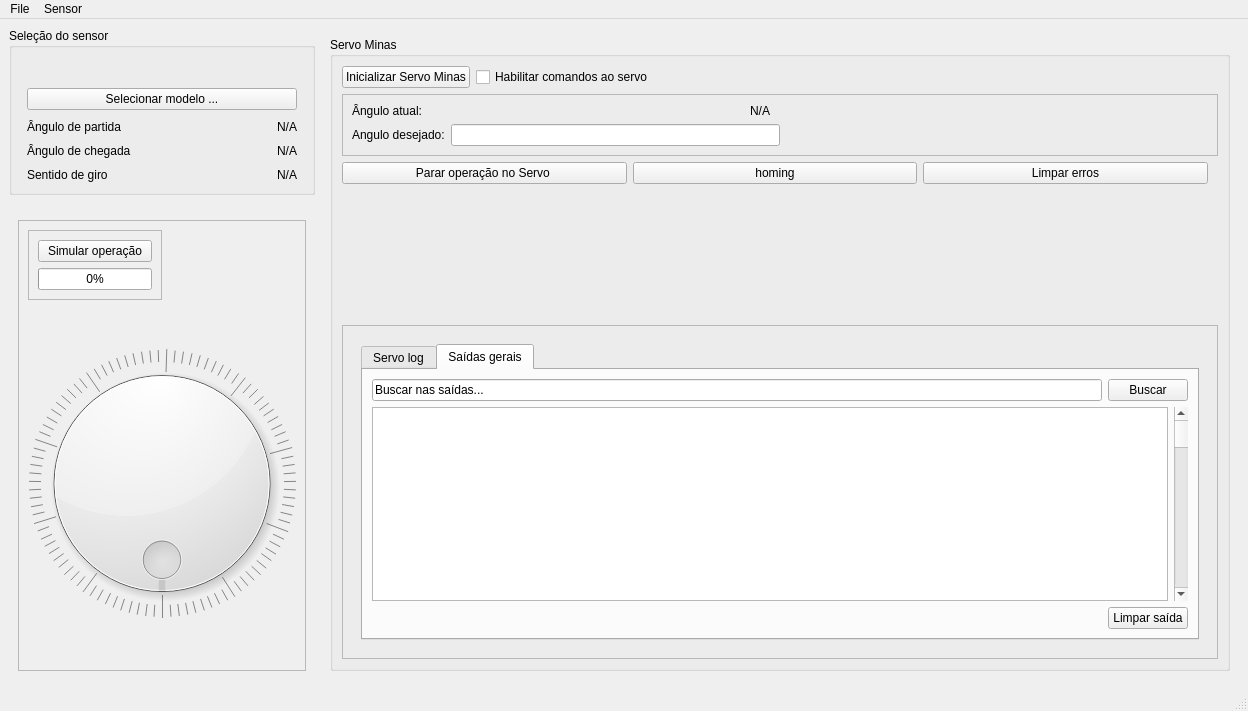
LucasDuarte026/QTMaat, file mainwindow.ui: the form before one commit.
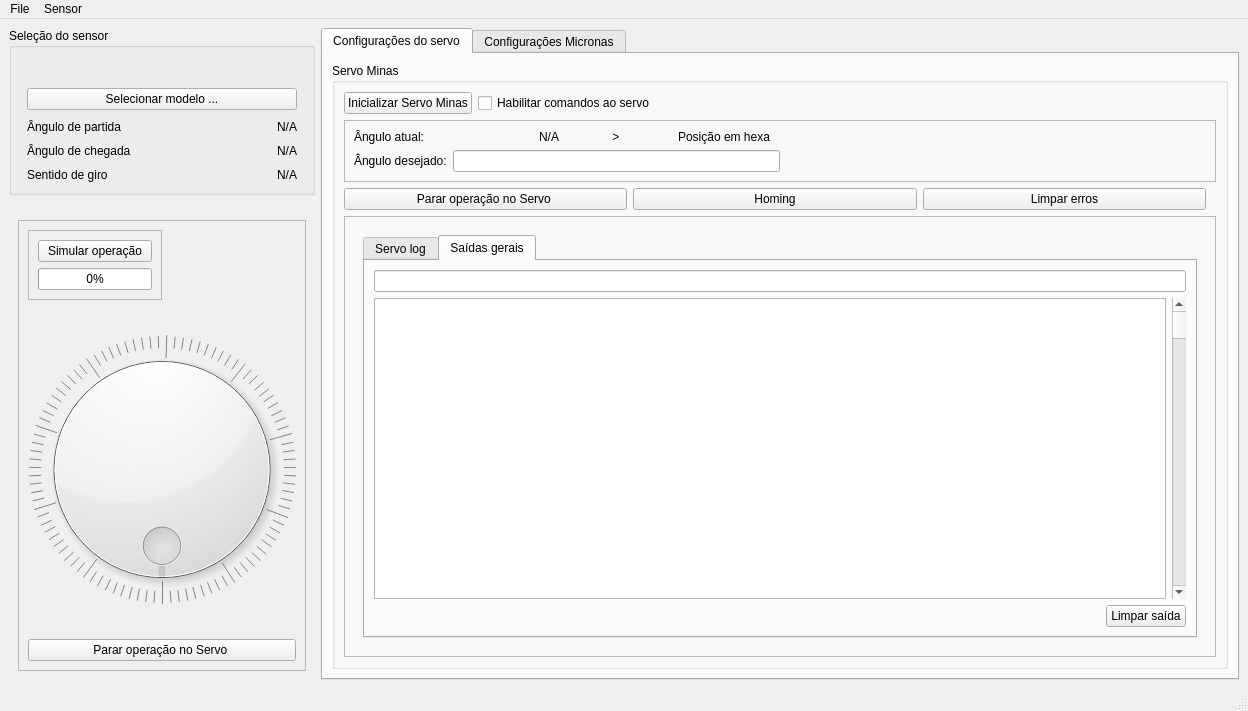
The form after the commit. The open tabs and pages were chosen to show the change. Icons and pictures are not drawn.

```diff
--- a/mainwindow.ui
+++ b/mainwindow.ui
@@ -187,7 +187,7 @@
            <property name="frameShadow">
             <enum>QFrame::Shadow::Raised</enum>
            </property>
-           <layout class="QVBoxLayout" name="verticalLayout_5" stretch="0,10">
+           <layout class="QVBoxLayout" name="verticalLayout_5" stretch="0,10,0">
             <item>
              <layout class="QVBoxLayout" name="verticalLayout_3" stretch="0">
               <item>
@@ -268,6 +268,13 @@
               </property>
              </widget>
             </item>
+            <item>
+             <widget class="QPushButton" name="disable_servo_button_2">
+              <property name="text">
+               <string>Parar operação no Servo </string>
+              </property>
+             </widget>
+            </item>
            </layout>
           </widget>
          </item>
@@ -277,9 +284,16 @@
      </layout>
     </item>
     <item>
-     <layout class="QVBoxLayout" name="right_tab" stretch="0">
+     <layout class="QVBoxLayout" name="verticalLayout_12">
       <item>
-       <widget class="QWidget" name="widget" native="true">
+       <widget class="QTabWidget" name="config_tag">
+        <property name="currentIndex">
+         <number>0</number>
+        </property>
+        <widget class="QWidget" name="servo_tab">
+         <attribute name="title">
+          <string>Configurações do servo</string>
+         </attribute>
         <layout class="QHBoxLayout" name="horizontalLayout_9">
          <item>
           <widget class="QGroupBox" name="groupBox">
@@ -331,7 +345,7 @@
                  <item>
                   <widget class="QLabel" name="label">
                    <property name="text">
-                    <string>Angulo desejado:</string>
+                     <string>Ângulo desejado:</string>
                    </property>
                   </widget>
                  </item>
@@ -355,7 +369,7 @@
                     </widget>
                    </item>
                    <item>
-                    <widget class="QLabel" name="actual_dial_degree">
+                     <widget class="QLabel" name="servo_angle_position">
                      <property name="cursor">
                       <cursorShape>PointingHandCursor</cursorShape>
                      </property>
@@ -370,6 +384,20 @@
                      </property>
                     </widget>
                    </item>
+                    <item alignment="Qt::AlignmentFlag::AlignHCenter">
+                     <widget class="QLabel" name="label_6">
+                      <property name="text">
+                       <string> &gt;</string>
+                      </property>
+                     </widget>
+                    </item>
+                    <item alignment="Qt::AlignmentFlag::AlignRight">
+                     <widget class="QLabel" name="servo_hex_position">
+                      <property name="text">
+                       <string>Posição em hexa</string>
+                      </property>
+                     </widget>
+                    </item>
                   </layout>
                  </item>
                 </layout>
@@ -411,7 +439,7 @@
                     <item>
                      <widget class="QPushButton" name="homing_button">
                       <property name="text">
-                       <string>homing</string>
+                        <string>Homing</string>
                       </property>
                      </widget>
                     </item>
@@ -430,21 +458,14 @@
               </item>
              </layout>
             </item>
-            <item>
-             <spacer name="verticalSpacer_2">
-              <property name="orientation">
-               <enum>Qt::Orientation::Vertical</enum>
-              </property>
-              <property name="sizeHint" stdset="0">
-               <size>
-                <width>20</width>
-                <height>40</height>
-               </size>
-              </property>
-             </spacer>
-            </item>
             <item>
              <widget class="QFrame" name="frame_2">
+               <property name="sizePolicy">
+                <sizepolicy hsizetype="Preferred" vsizetype="Expanding">
+                 <horstretch>0</horstretch>
+                 <verstretch>0</verstretch>
+                </sizepolicy>
+               </property>
               <property name="frameShape">
                <enum>QFrame::Shape::StyledPanel</enum>
               </property>
@@ -455,14 +476,14 @@
                <item>
                 <widget class="QWidget" name="logPlaceHolder" native="true">
                  <property name="sizePolicy">
-                  <sizepolicy hsizetype="Preferred" vsizetype="Maximum">
+                   <sizepolicy hsizetype="Preferred" vsizetype="Expanding">
                    <horstretch>0</horstretch>
                    <verstretch>0</verstretch>
                   </sizepolicy>
                  </property>
                  <layout class="QVBoxLayout" name="verticalLayout_9">
                   <item>
-                   <widget class="QTabWidget" name="log_tab">
+                    <widget class="QTabWidget" name="tab_general">
                     <property name="currentIndex">
                      <number>0</number>
                     </property>
@@ -476,7 +497,7 @@
                         <item>
                          <layout class="QHBoxLayout" name="horizontalLayout_11">
                           <item>
-                           <widget class="QLineEdit" name="search_line_log">
+                            <widget class="QLineEdit" name="filter_servo_log">
                             <property name="sizePolicy">
                              <sizepolicy hsizetype="MinimumExpanding" vsizetype="Fixed">
                               <horstretch>0</horstretch>
@@ -487,20 +508,13 @@
                              <string/>
                             </property>
                             <property name="text">
-                             <string extracomment="wadwd">Buscar no log do servo...</string>
+                              <string extracomment="wadwd"/>
                             </property>
                             <property name="echoMode">
                              <enum>QLineEdit::EchoMode::Normal</enum>
                             </property>
                             <property name="cursorPosition">
-                             <number>25</number>
-                            </property>
-                           </widget>
-                          </item>
-                          <item>
-                           <widget class="QPushButton" name="search_log_button">
-                            <property name="text">
-                             <string>Buscar</string>
+                              <number>0</number>
                             </property>
                            </widget>
                           </item>
@@ -509,7 +523,7 @@
                         <item>
                          <layout class="QHBoxLayout" name="horizontalLayout_10">
                           <item>
-                           <widget class="QTextEdit" name="log_screen"/>
+                            <widget class="QTextEdit" name="servo_log_screen"/>
                           </item>
                           <item>
                            <widget class="QScrollBar" name="log_scroll_bar">
@@ -541,16 +555,9 @@
                         <item>
                          <layout class="QHBoxLayout" name="horizontalLayout_12">
                           <item>
-                           <widget class="QLineEdit" name="general_log_text_edit">
+                            <widget class="QLineEdit" name="filter_general_log">
                             <property name="text">
-                             <string>Buscar nas saídas...</string>
-                            </property>
-                           </widget>
-                          </item>
-                          <item>
-                           <widget class="QPushButton" name="general_log_search_button">
-                            <property name="text">
-                             <string>Buscar</string>
+                              <string/>
                             </property>
                            </widget>
                           </item>
@@ -593,6 +600,12 @@
           </widget>
          </item>
         </layout>
+        </widget>
+        <widget class="QWidget" name="micronasTab">
+         <attribute name="title">
+          <string>Configurações Micronas</string>
+         </attribute>
+        </widget>
        </widget>
       </item>
      </layout>
```
Lines whose indentation alone changed are shown as unchanged.
